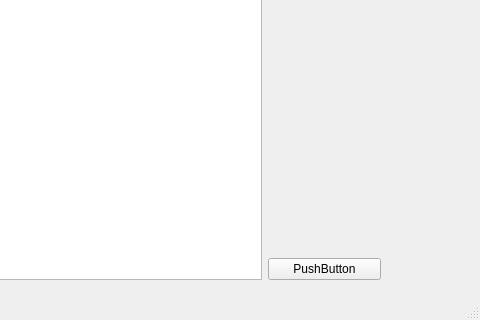
Above: asammdfgui/main_window.ui from danielhrisca/asammdf before the change; both pictures show x 320 to 800 and y 389 to 709 of the 800 by 709 pixel window. Below: the same form after it.
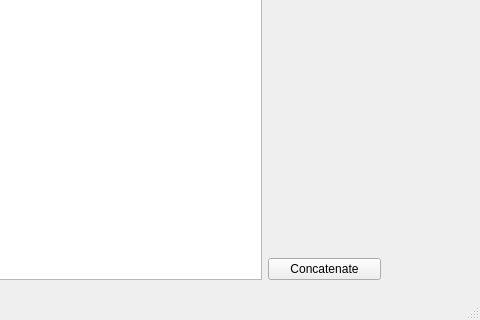
That is the form after the change. The open tabs and pages were chosen to show the change. Icons and pictures are not drawn.

Commit message: added concatenate and stack functionality to gui

The edit to the form file:
```diff
--- a/asammdfgui/main_window.ui
+++ b/asammdfgui/main_window.ui
@@ -81,6 +81,14 @@
        </layout>
       </widget>
       <widget class="QWidget" name="page_2">
+       <property name="geometry">
+        <rect>
+         <x>0</x>
+         <y>0</y>
+         <width>782</width>
+         <height>596</height>
+        </rect>
+       </property>
        <attribute name="label">
         <string>Multiple files</string>
        </attribute>
@@ -158,7 +166,7 @@
           <item row="6" column="0">
            <widget class="QPushButton" name="cs_btn">
             <property name="text">
-             <string>PushButton</string>
+             <string>Concatenate</string>
             </property>
             <property name="icon">
              <iconset resource="resource.qrc">
```
Left out of the diff: 6 changed lines with no effect on the pictures. The commit also changes 7 other files.
